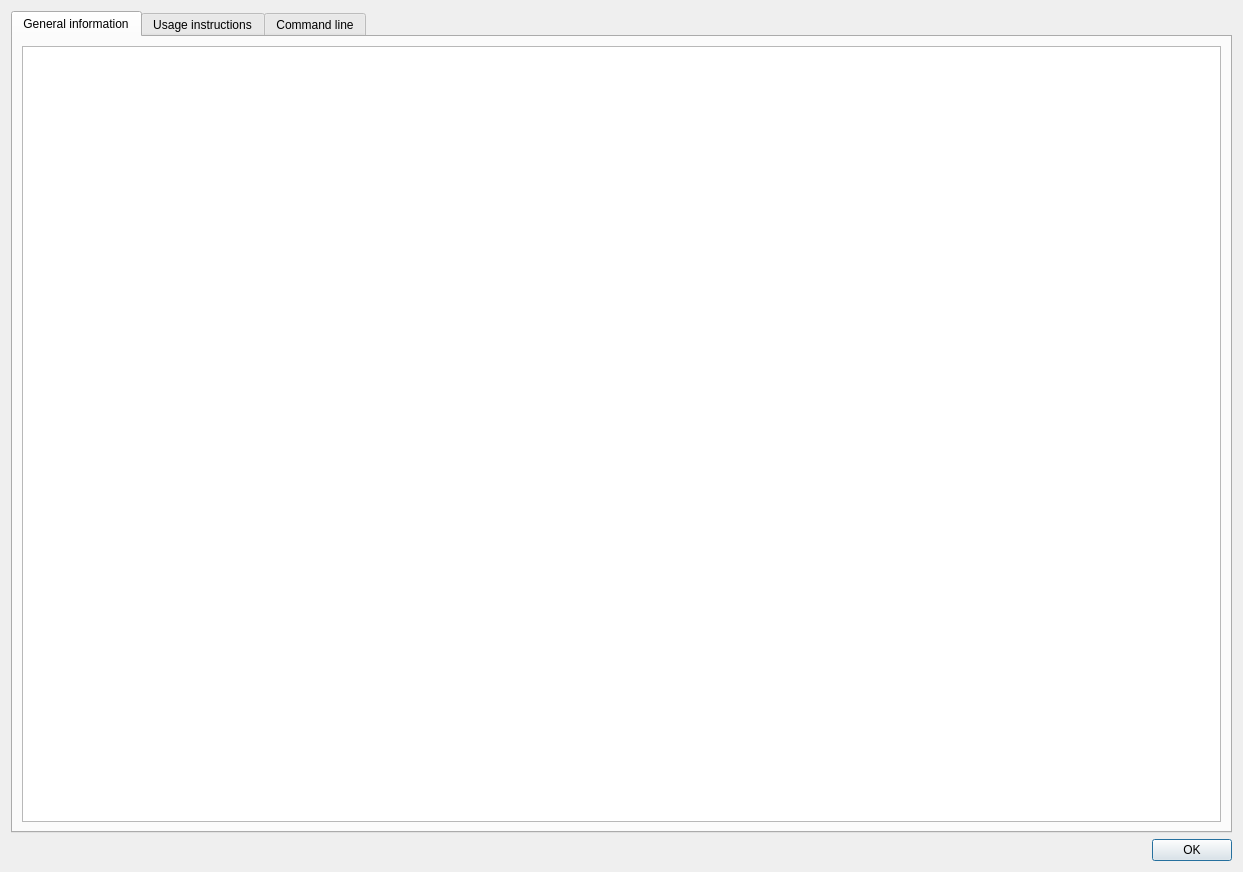
GNS3/gns3-gui, file gns3/ui/node_info_dialog.ui: the form before one commit.
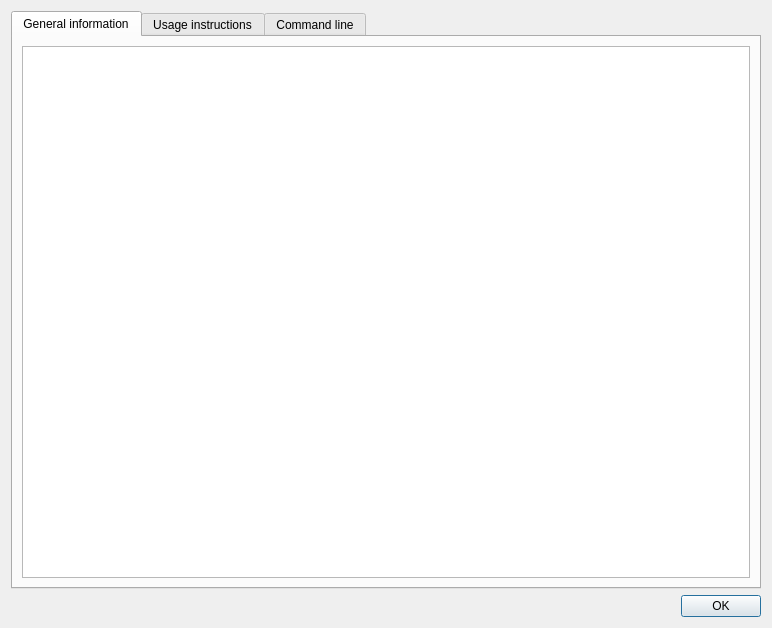
The form after the commit.

Commit message: Smaller node info dialog.

Patch:
```diff
--- a/gns3/ui/node_info_dialog.ui
+++ b/gns3/ui/node_info_dialog.ui
@@ -9,8 +9,8 @@
    <rect>
     <x>0</x>
     <y>0</y>
-    <width>1243</width>
-    <height>872</height>
+    <width>772</width>
+    <height>628</height>
    </rect>
   </property>
   <property name="windowTitle">
```
Left out of the diff: 3 changed lines with no effect on the pictures. The commit also changes 1 other file.
